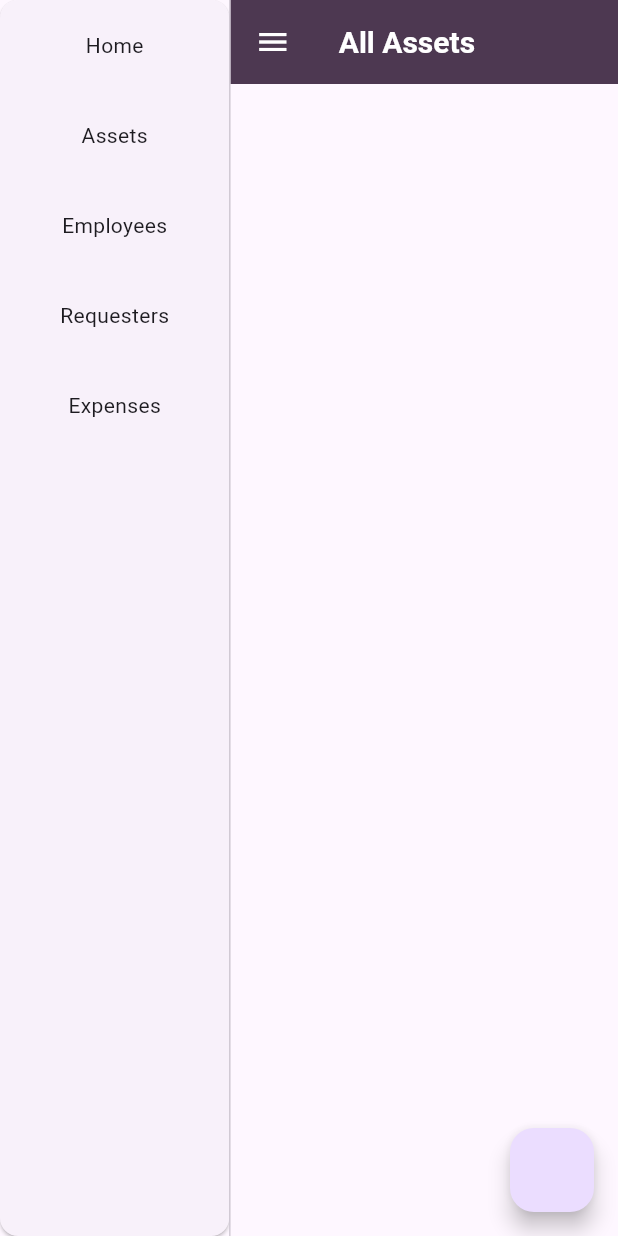
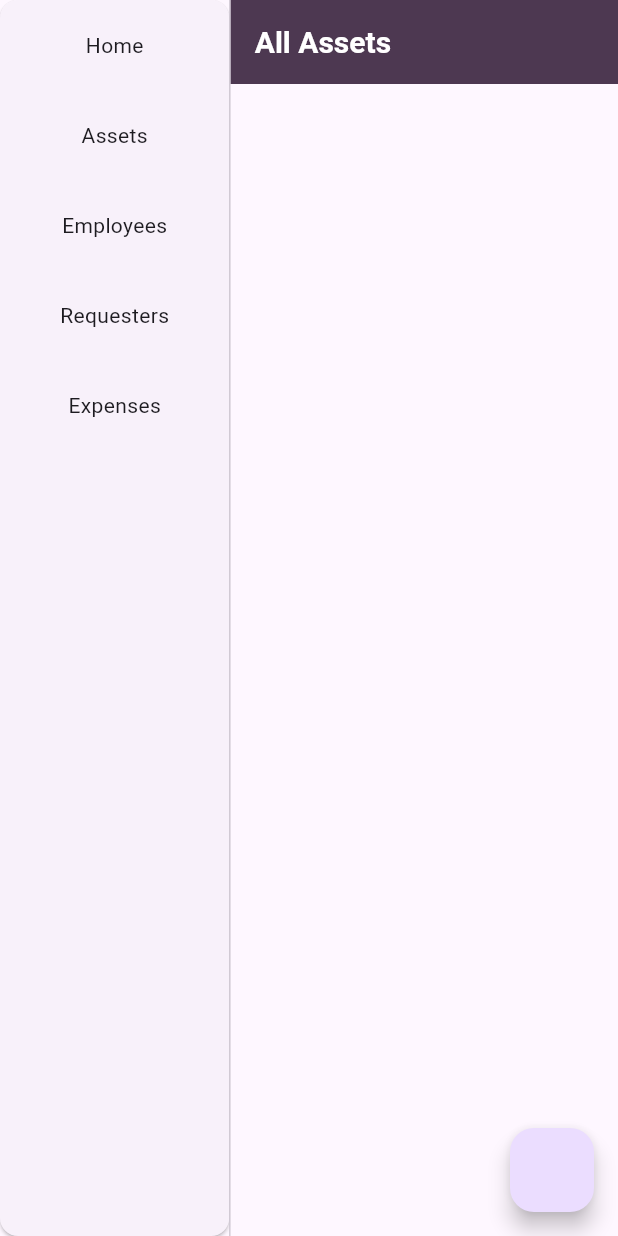
Before and after one commit to ib-8/pixel, a Flutter app: the screen it shows after launch, after a tap on "Assets", on a phone screen of 412 x 824 dp. Run offline on Flutter 3.47's test engine with Material 3 defaults, Android fonts, the phone set to English and light mode, and no system bars; our stand-ins replace get_it, pretty_qr_code, supabase_flutter; missing offline and left inert: mobile_scanner; accounts and stored records are empty.

Commit message:
[cleanup]

```diff
--- a/lib/main.dart
+++ b/lib/main.dart
@@ -169,7 +169,7 @@ class _HomeState extends State<Home> {
                   case 2:
                     return const EmployeeList();
                   default:
-                    return const Home();
+                    return const Dashboard();
                 }
               },
             ),
--- a/lib/ui/screens/asset_list.dart
+++ b/lib/ui/screens/asset_list.dart
@@ -32,7 +32,6 @@ class _AssetListState extends State<AssetList> {
       appBar: AppBar(
         title: const Text('All Assets'),
       ),
-      drawer: const SideBar(),
       body: StateBuilder(
         controller: AssetsController.getInstance(),
         builder: (context, assets) {
--- a/lib/ui/screens/dashboard.dart
+++ b/lib/ui/screens/dashboard.dart
@@ -33,7 +33,6 @@ class _DashboardState extends State<Dashboard> {
       appBar: AppBar(
         title: const Text('IT Assets'),
       ),
-      drawer: const SideBar(),
       body: StateBuilder(
         controller: AssetsController.getInstance(),
         builder: (context, assets) {
@@ -183,7 +182,6 @@ class _DashboardState extends State<Dashboard> {
     for (int id in ids) {
       Asset? asset = assets.firstWhere(
         (asset) => int.tryParse(asset.id) == id,
-
       );
 
       if (asset.id.isNotEmpty) {
```
